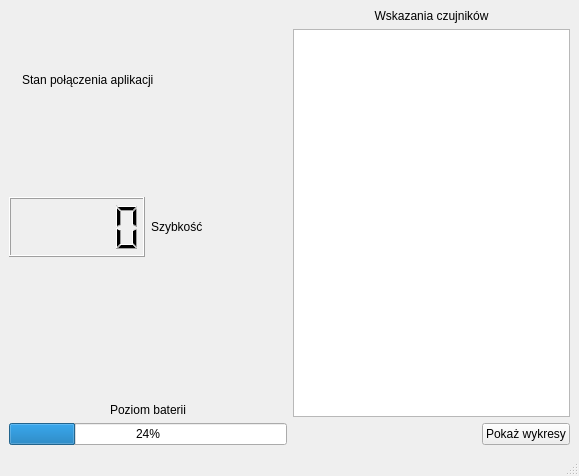
Above: ui/mainwindow.ui from Ludrii/wizualizacjaRobotaMobilnegoSterowanegoGestami before the change. Below: the same form after it.
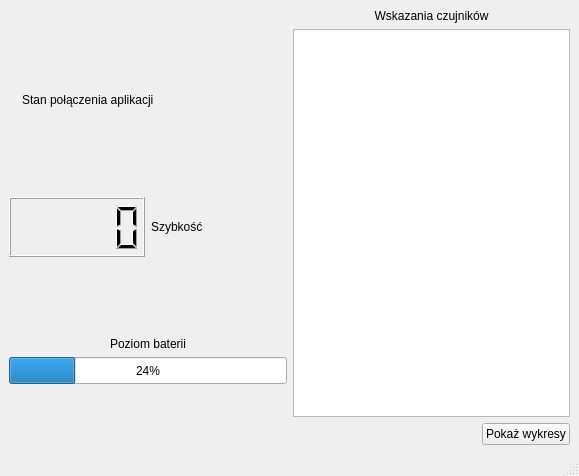
That is the form after the change. Icons and pictures are not drawn.

```diff
--- a/ui/mainwindow.ui
+++ b/ui/mainwindow.ui
@@ -16,10 +16,22 @@
   <widget class="QWidget" name="centralwidget">
    <layout class="QGridLayout" name="gridLayout_2">
     <item row="0" column="0">
+     <layout class="QVBoxLayout" name="verticalLayout_2">
+      <item>
+       <spacer name="verticalSpacer_4">
+        <property name="orientation">
+         <enum>Qt::Vertical</enum>
+        </property>
+        <property name="sizeHint" stdset="0">
+         <size>
+          <width>20</width>
+          <height>40</height>
+         </size>
+        </property>
+       </spacer>
+      </item>
+      <item>
      <layout class="QHBoxLayout" name="horizontalLayout">
-      <property name="sizeConstraint">
-       <enum>QLayout::SetDefaultConstraint</enum>
-      </property>
       <item>
        <widget class="QLabel" name="led">
         <property name="sizePolicy">
@@ -35,12 +47,24 @@
          <string/>
         </property>
         <property name="pixmap">
-         <pixmap>../../menu-belka-dialog/res/img/led/led_red.png</pixmap>
+           <pixmap resource="../res.qrc">:/img/img/led_red.png</pixmap>
+          </property>
+          <property name="scaledContents">
+           <bool>true</bool>
+          </property>
+          <property name="alignment">
+           <set>Qt::AlignRight|Qt::AlignTrailing|Qt::AlignVCenter</set>
         </property>
        </widget>
       </item>
       <item>
        <widget class="QLabel" name="label">
+          <property name="sizePolicy">
+           <sizepolicy hsizetype="MinimumExpanding" vsizetype="MinimumExpanding">
+            <horstretch>0</horstretch>
+            <verstretch>0</verstretch>
+           </sizepolicy>
+          </property>
         <property name="maximumSize">
          <size>
           <width>300</width>
@@ -50,30 +74,83 @@
         <property name="text">
          <string>Stan połączenia aplikacji</string>
         </property>
+          <property name="scaledContents">
+           <bool>true</bool>
+          </property>
         <property name="alignment">
          <set>Qt::AlignLeading|Qt::AlignLeft|Qt::AlignVCenter</set>
         </property>
        </widget>
       </item>
-     </layout>
-    </item>
-    <item row="1" column="0">
+        <item>
+         <spacer name="horizontalSpacer_2">
+          <property name="orientation">
+           <enum>Qt::Horizontal</enum>
+          </property>
+          <property name="sizeHint" stdset="0">
+           <size>
+            <width>40</width>
+            <height>20</height>
+           </size>
+          </property>
+         </spacer>
+        </item>
+       </layout>
+      </item>
+      <item>
+       <spacer name="verticalSpacer_3">
+        <property name="orientation">
+         <enum>Qt::Vertical</enum>
+        </property>
+        <property name="sizeHint" stdset="0">
+         <size>
+          <width>20</width>
+          <height>40</height>
+         </size>
+        </property>
+       </spacer>
+      </item>
+      <item>
      <layout class="QHBoxLayout" name="horizontalLayout_2">
       <item>
        <widget class="QLCDNumber" name="lcdNumber">
+          <property name="sizePolicy">
+           <sizepolicy hsizetype="MinimumExpanding" vsizetype="MinimumExpanding">
+            <horstretch>0</horstretch>
+            <verstretch>0</verstretch>
+           </sizepolicy>
+          </property>
+          <property name="minimumSize">
+           <size>
+            <width>100</width>
+            <height>0</height>
+           </size>
+          </property>
         <property name="maximumSize">
          <size>
           <width>16777215</width>
-          <height>60</height>
-         </size>
-        </property>
+            <height>16777215</height>
+           </size>
+          </property>
+          <property name="segmentStyle">
+           <enum>QLCDNumber::Filled</enum>
+          </property>
        </widget>
       </item>
       <item>
        <widget class="QLabel" name="label_2">
+          <property name="sizePolicy">
+           <sizepolicy hsizetype="MinimumExpanding" vsizetype="MinimumExpanding">
+            <horstretch>0</horstretch>
+            <verstretch>0</verstretch>
+           </sizepolicy>
+          </property>
         <property name="text">
          <string>Szybkość</string>
         </property>
+          <property name="scaledContents">
+           <bool>true</bool>
+          </property>
         <property name="alignment">
          <set>Qt::AlignLeading|Qt::AlignLeft|Qt::AlignVCenter</set>
         </property>
@@ -81,13 +158,35 @@
       </item>
      </layout>
     </item>
-    <item row="2" column="0">
+      <item>
+       <spacer name="verticalSpacer_2">
+        <property name="orientation">
+         <enum>Qt::Vertical</enum>
+        </property>
+        <property name="sizeHint" stdset="0">
+         <size>
+          <width>20</width>
+          <height>40</height>
+         </size>
+        </property>
+       </spacer>
+      </item>
+      <item>
      <layout class="QVBoxLayout" name="verticalLayout">
       <item>
        <widget class="QLabel" name="label_3">
+          <property name="sizePolicy">
+           <sizepolicy hsizetype="MinimumExpanding" vsizetype="MinimumExpanding">
+            <horstretch>0</horstretch>
+            <verstretch>0</verstretch>
+           </sizepolicy>
+          </property>
         <property name="text">
          <string>Poziom baterii</string>
         </property>
+          <property name="scaledContents">
+           <bool>true</bool>
+          </property>
         <property name="alignment">
          <set>Qt::AlignBottom|Qt::AlignHCenter</set>
         </property>
@@ -95,6 +194,12 @@
       </item>
       <item>
        <widget class="QProgressBar" name="progressBar">
+          <property name="sizePolicy">
+           <sizepolicy hsizetype="Expanding" vsizetype="MinimumExpanding">
+            <horstretch>0</horstretch>
+            <verstretch>0</verstretch>
+           </sizepolicy>
+          </property>
         <property name="value">
          <number>24</number>
         </property>
@@ -102,7 +207,22 @@
       </item>
      </layout>
     </item>
-    <item row="0" column="1" rowspan="3">
+      <item>
+       <spacer name="verticalSpacer">
+        <property name="orientation">
+         <enum>Qt::Vertical</enum>
+        </property>
+        <property name="sizeHint" stdset="0">
+         <size>
+          <width>20</width>
+          <height>40</height>
+         </size>
+        </property>
+       </spacer>
+      </item>
+     </layout>
+    </item>
+    <item row="0" column="1">
      <layout class="QGridLayout" name="gridLayout">
       <item row="2" column="1">
        <widget class="QPushButton" name="pushButton">
```
Left out of the diff: 4 changed lines with no effect on the pictures. Lines whose indentation alone changed are shown as unchanged.
